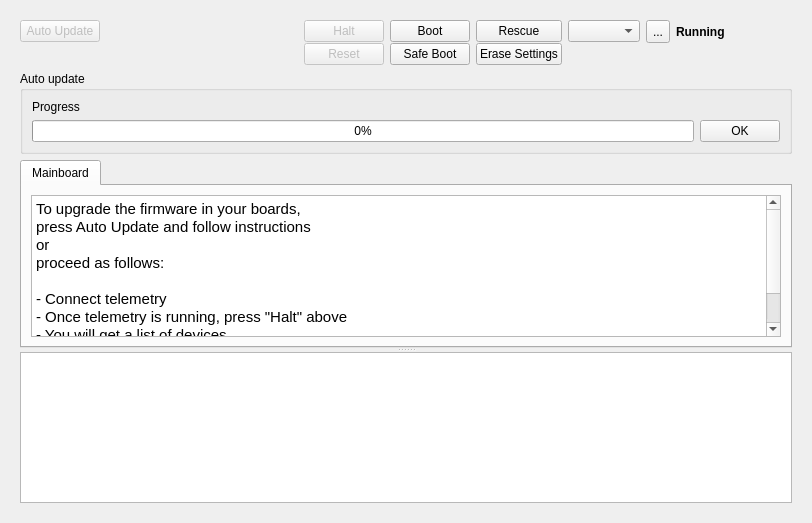
First picture: the form in ground/openpilotgcs/src/plugins/uploader/uploader.ui, repository openpilot/OpenPilot, before the edit.
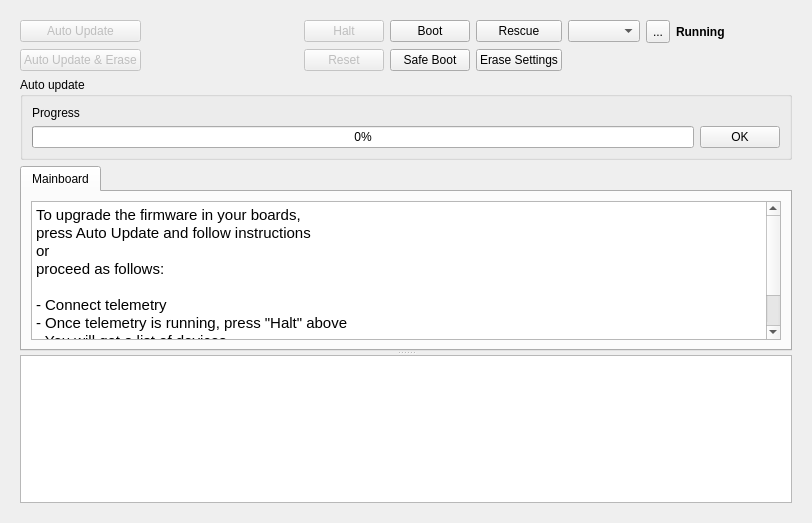
Second picture: the form after the edit. Icons and pictures are not drawn.

Commit message:
OP-1629 Added option to erase when autoupdating formware.
Option added to Wizard and Uploader plugin.

Diff of the .ui file:
```diff
--- a/ground/openpilotgcs/src/plugins/uploader/uploader.ui
+++ b/ground/openpilotgcs/src/plugins/uploader/uploader.ui
@@ -70,7 +70,7 @@
             <property name="rightMargin">
              <number>0</number>
             </property>
-            <property name="horizontalSpacing">
+            <property name="spacing">
              <number>6</number>
             </property>
             <item row="0" column="3" colspan="2">
@@ -268,6 +268,16 @@
               </property>
              </spacer>
             </item>
+            <item row="1" column="0">
+             <widget class="QPushButton" name="autoUpdateEraseButton">
+              <property name="enabled">
+               <bool>false</bool>
+              </property>
+              <property name="text">
+               <string>Auto Update &amp;&amp; Erase</string>
+              </property>
+             </widget>
+            </item>
            </layout>
           </item>
          </layout>
@@ -326,17 +336,17 @@
                <string>&lt;!DOCTYPE HTML PUBLIC &quot;-//W3C//DTD HTML 4.0//EN&quot; &quot;http://www.w3.org/TR/REC-html40/strict.dtd&quot;&gt;
 &lt;html&gt;&lt;head&gt;&lt;meta name=&quot;qrichtext&quot; content=&quot;1&quot; /&gt;&lt;style type=&quot;text/css&quot;&gt;
 p, li { white-space: pre-wrap; }
-&lt;/style&gt;&lt;/head&gt;&lt;body style=&quot; font-family:'MS Shell Dlg 2'; font-size:8.25pt; font-weight:400; font-style:normal;&quot;&gt;
-&lt;p style=&quot; margin-top:0px; margin-bottom:0px; margin-left:0px; margin-right:0px; -qt-block-indent:0; text-indent:0px;&quot;&gt;&lt;span style=&quot; font-family:'Ubuntu'; font-size:11pt;&quot;&gt;To upgrade the firmware in your boards,&lt;/span&gt;&lt;/p&gt;
-&lt;p style=&quot; margin-top:0px; margin-bottom:0px; margin-left:0px; margin-right:0px; -qt-block-indent:0; text-indent:0px;&quot;&gt;&lt;span style=&quot; font-family:'Ubuntu'; font-size:11pt;&quot;&gt;press Auto Update and follow instructions&lt;/span&gt;&lt;/p&gt;
-&lt;p style=&quot; margin-top:0px; margin-bottom:0px; margin-left:0px; margin-right:0px; -qt-block-indent:0; text-indent:0px;&quot;&gt;&lt;span style=&quot; font-family:'Ubuntu'; font-size:11pt;&quot;&gt;or&lt;/span&gt;&lt;/p&gt;
-&lt;p style=&quot; margin-top:0px; margin-bottom:0px; margin-left:0px; margin-right:0px; -qt-block-indent:0; text-indent:0px;&quot;&gt;&lt;span style=&quot; font-family:'Ubuntu'; font-size:11pt;&quot;&gt;proceed as follows:&lt;/span&gt;&lt;/p&gt;
-&lt;p style=&quot;-qt-paragraph-type:empty; margin-top:0px; margin-bottom:0px; margin-left:0px; margin-right:0px; -qt-block-indent:0; text-indent:0px; font-family:'Ubuntu'; font-size:11pt;&quot;&gt;&lt;br /&gt;&lt;/p&gt;
-&lt;p style=&quot; margin-top:0px; margin-bottom:0px; margin-left:0px; margin-right:0px; -qt-block-indent:0; text-indent:0px;&quot;&gt;&lt;span style=&quot; font-family:'Ubuntu'; font-size:11pt;&quot;&gt;- Connect telemetry&lt;/span&gt;&lt;/p&gt;
-&lt;p style=&quot; margin-top:0px; margin-bottom:0px; margin-left:0px; margin-right:0px; -qt-block-indent:0; text-indent:0px;&quot;&gt;&lt;span style=&quot; font-family:'Ubuntu'; font-size:11pt;&quot;&gt;- Once telemetry is running, press &amp;quot;Halt&amp;quot; above&lt;/span&gt;&lt;/p&gt;
-&lt;p style=&quot; margin-top:0px; margin-bottom:0px; margin-left:0px; margin-right:0px; -qt-block-indent:0; text-indent:0px;&quot;&gt;&lt;span style=&quot; font-family:'Ubuntu'; font-size:11pt;&quot;&gt;- You will get a list of devices.&lt;/span&gt;&lt;/p&gt;
-&lt;p style=&quot; margin-top:0px; margin-bottom:0px; margin-left:0px; margin-right:0px; -qt-block-indent:0; text-indent:0px;&quot;&gt;&lt;span style=&quot; font-family:'Ubuntu'; font-size:11pt;&quot;&gt;- You can then upload/download to/from each board as you wish&lt;/span&gt;&lt;/p&gt;
-&lt;p style=&quot; margin-top:0px; margin-bottom:0px; margin-left:0px; margin-right:0px; -qt-block-indent:0; text-indent:0px;&quot;&gt;&lt;span style=&quot; font-family:'Ubuntu'; font-size:11pt;&quot;&gt;- You can resume operations by pressing &amp;quot;Boot&amp;quot;&lt;/span&gt;&lt;/p&gt;&lt;/body&gt;&lt;/html&gt;</string>
+&lt;/style&gt;&lt;/head&gt;&lt;body style=&quot; font-family:'Ubuntu'; font-size:11pt; font-weight:400; font-style:normal;&quot;&gt;
+&lt;p style=&quot; margin-top:0px; margin-bottom:0px; margin-left:0px; margin-right:0px; -qt-block-indent:0; text-indent:0px;&quot;&gt;To upgrade the firmware in your boards,&lt;/p&gt;
+&lt;p style=&quot; margin-top:0px; margin-bottom:0px; margin-left:0px; margin-right:0px; -qt-block-indent:0; text-indent:0px;&quot;&gt;press Auto Update and follow instructions&lt;/p&gt;
+&lt;p style=&quot; margin-top:0px; margin-bottom:0px; margin-left:0px; margin-right:0px; -qt-block-indent:0; text-indent:0px;&quot;&gt;or&lt;/p&gt;
+&lt;p style=&quot; margin-top:0px; margin-bottom:0px; margin-left:0px; margin-right:0px; -qt-block-indent:0; text-indent:0px;&quot;&gt;proceed as follows:&lt;/p&gt;
+&lt;p style=&quot;-qt-paragraph-type:empty; margin-top:0px; margin-bottom:0px; margin-left:0px; margin-right:0px; -qt-block-indent:0; text-indent:0px;&quot;&gt;&lt;br /&gt;&lt;/p&gt;
+&lt;p style=&quot; margin-top:0px; margin-bottom:0px; margin-left:0px; margin-right:0px; -qt-block-indent:0; text-indent:0px;&quot;&gt;- Connect telemetry&lt;/p&gt;
+&lt;p style=&quot; margin-top:0px; margin-bottom:0px; margin-left:0px; margin-right:0px; -qt-block-indent:0; text-indent:0px;&quot;&gt;- Once telemetry is running, press &amp;quot;Halt&amp;quot; above&lt;/p&gt;
+&lt;p style=&quot; margin-top:0px; margin-bottom:0px; margin-left:0px; margin-right:0px; -qt-block-indent:0; text-indent:0px;&quot;&gt;- You will get a list of devices.&lt;/p&gt;
+&lt;p style=&quot; margin-top:0px; margin-bottom:0px; margin-left:0px; margin-right:0px; -qt-block-indent:0; text-indent:0px;&quot;&gt;- You can then upload/download to/from each board as you wish&lt;/p&gt;
+&lt;p style=&quot; margin-top:0px; margin-bottom:0px; margin-left:0px; margin-right:0px; -qt-block-indent:0; text-indent:0px;&quot;&gt;- You can resume operations by pressing &amp;quot;Boot&amp;quot;&lt;/p&gt;&lt;/body&gt;&lt;/html&gt;</string>
               </property>
              </widget>
             </item>
@@ -351,8 +361,8 @@
            <string>&lt;!DOCTYPE HTML PUBLIC &quot;-//W3C//DTD HTML 4.0//EN&quot; &quot;http://www.w3.org/TR/REC-html40/strict.dtd&quot;&gt;
 &lt;html&gt;&lt;head&gt;&lt;meta name=&quot;qrichtext&quot; content=&quot;1&quot; /&gt;&lt;style type=&quot;text/css&quot;&gt;
 p, li { white-space: pre-wrap; }
-&lt;/style&gt;&lt;/head&gt;&lt;body style=&quot; font-family:'MS Shell Dlg 2'; font-size:8.25pt; font-weight:400; font-style:normal;&quot;&gt;
-&lt;p style=&quot;-qt-paragraph-type:empty; margin-top:0px; margin-bottom:0px; margin-left:0px; margin-right:0px; -qt-block-indent:0; text-indent:0px; font-family:'Ubuntu'; font-size:11pt;&quot;&gt;&lt;br /&gt;&lt;/p&gt;&lt;/body&gt;&lt;/html&gt;</string>
+&lt;/style&gt;&lt;/head&gt;&lt;body style=&quot; font-family:'Ubuntu'; font-size:11pt; font-weight:400; font-style:normal;&quot;&gt;
+&lt;p style=&quot;-qt-paragraph-type:empty; margin-top:0px; margin-bottom:0px; margin-left:0px; margin-right:0px; -qt-block-indent:0; text-indent:0px;&quot;&gt;&lt;br /&gt;&lt;/p&gt;&lt;/body&gt;&lt;/html&gt;</string>
           </property>
          </widget>
         </widget>
```
The commit also changes 7 other files.
